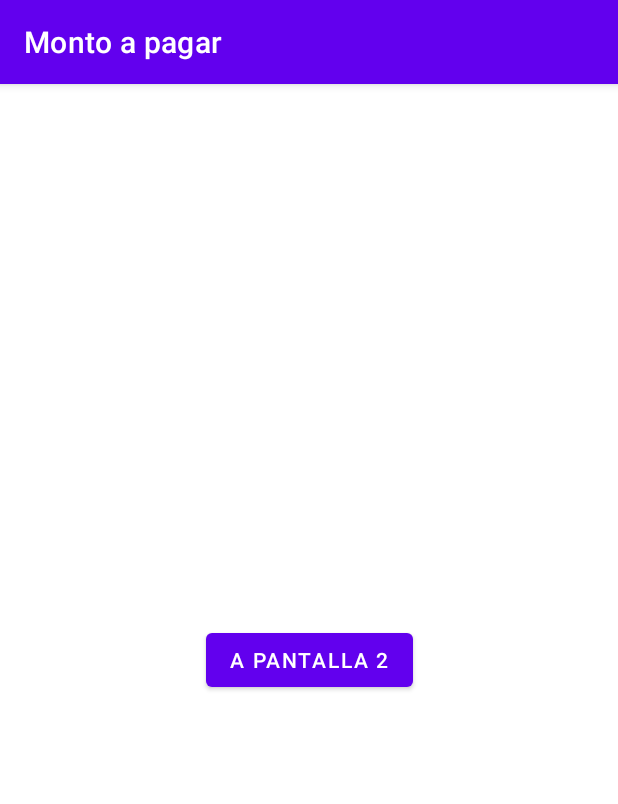
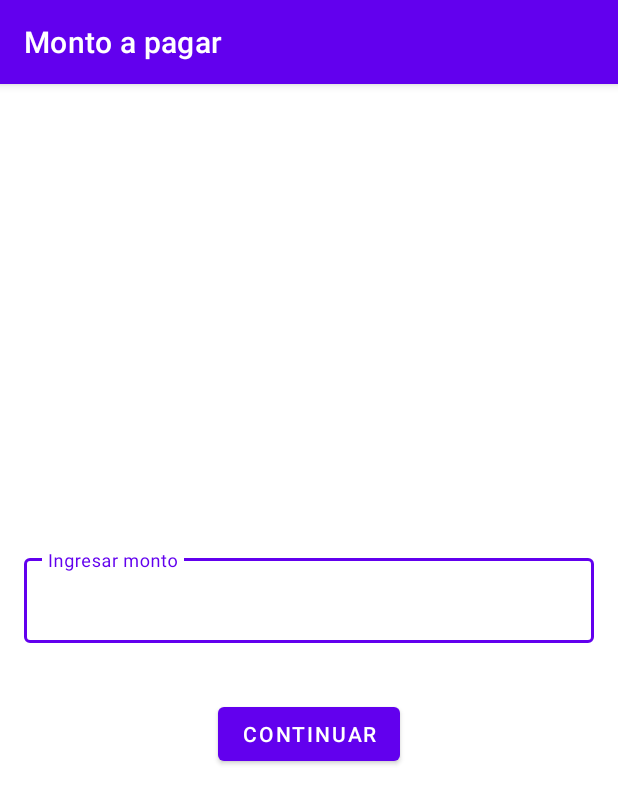
Before and after one commit to Stark27/PaymentApp, an Android app: the screen it shows after launch (PaymentActivity), on a phone screen of 412 x 824 dp. Shown: the top 804 px of the screen. Run offline under Robolectric (Android 15) with nearby library versions, the phone set to English and light mode, and no system bars; our stand-ins replace navigation-ui.

Commit message:
Added AmountEnterFragment design

```diff
--- a/app/build.gradle
+++ b/app/build.gradle
@@ -1,6 +1,7 @@
 plugins {
     id 'com.android.application'
     id 'kotlin-android'
+    id 'androidx.navigation.safeargs.kotlin'
 }
 
 android {
--- a/app/src/main/java/com/example/luismunoz/paymentapp/ui/fragment/PaymentSelectionFragment.kt
+++ b/app/src/main/java/com/example/luismunoz/paymentapp/ui/fragment/PaymentSelectionFragment.kt
@@ -6,6 +6,7 @@ import android.view.LayoutInflater
 import android.view.View
 import android.view.ViewGroup
 import androidx.navigation.fragment.findNavController
+import androidx.navigation.fragment.navArgs
 import com.example.luismunoz.paymentapp.R
 import com.example.luismunoz.paymentapp.databinding.FragmentPaymentSelectionBinding
 
@@ -13,6 +14,7 @@ class PaymentSelectionFragment : Fragment() {
 
     private var _binding: FragmentPaymentSelectionBinding? = null
     private val binding get() = _binding!!
+    private val args: PaymentSelectionFragmentArgs by navArgs()
 
     override fun onCreate(savedInstanceState: Bundle?) {
         super.onCreate(savedInstanceState)
@@ -30,6 +32,8 @@ class PaymentSelectionFragment : Fragment() {
     override fun onViewCreated(view: View, savedInstanceState: Bundle?) {
         super.onViewCreated(view, savedInstanceState)
 
+        val amount = args.amount
+
         binding.btn2.setOnClickListener {
             findNavController().navigate(R.id.action_paymentSelectionFragment_to_bankSelectionFragment)
         }
--- a/app/src/main/res/layout/fragment_amount_enter.xml
+++ b/app/src/main/res/layout/fragment_amount_enter.xml
@@ -6,13 +6,38 @@
     xmlns:app="http://schemas.android.com/apk/res-auto"
     tools:context=".ui.fragment.AmountEnterFragment">
 
+    <com.google.android.material.textfield.TextInputLayout
+        android:id="@+id/tilAmountEnterFragmentAmountContainer"
+        android:layout_width="match_parent"
+        android:layout_height="wrap_content"
+        android:hint="@string/text_hint_amount_enter"
+        android:layout_marginHorizontal="16dp"
+        app:errorEnabled="true"
+        style="@style/Widget.MaterialComponents.TextInputLayout.OutlinedBox"
+        app:layout_constraintVertical_chainStyle="packed"
+        app:layout_constraintStart_toStartOf="parent"
+        app:layout_constraintTop_toTopOf="parent"
+        app:layout_constraintEnd_toEndOf="parent"
+        app:layout_constraintBottom_toTopOf="@+id/btnAmountEnterFragmentGoToPaymentMethod">
+
+        <com.google.android.material.textfield.TextInputEditText
+            android:id="@+id/edAmountEnterFragmentValue"
+            android:layout_width="match_parent"
+            android:layout_height="wrap_content"
+            android:digits="0123456789"
+            android:inputType="number"
+            android:imeOptions="actionDone"/>
+
+    </com.google.android.material.textfield.TextInputLayout>
+
     <Button
-        android:id="@+id/btn1"
+        android:id="@+id/btnAmountEnterFragmentGoToPaymentMethod"
         android:layout_width="wrap_content"
         android:layout_height="wrap_content"
-        android:text="a pantalla 2"
+        android:text="@string/text_continue"
+        android:layout_marginTop="16dp"
         app:layout_constraintStart_toStartOf="parent"
-        app:layout_constraintTop_toTopOf="parent"
+        app:layout_constraintTop_toBottomOf="@+id/tilAmountEnterFragmentAmountContainer"
         app:layout_constraintEnd_toEndOf="parent"
         app:layout_constraintBottom_toBottomOf="parent"/>
 
--- a/app/src/main/res/navigation/payment_nav_graph.xml
+++ b/app/src/main/res/navigation/payment_nav_graph.xml
@@ -13,6 +13,9 @@
         <action
             android:id="@+id/action_paymentSelectionFragment_to_bankSelectionFragment"
             app:destination="@id/bankSelectionFragment" />
+        <argument
+            android:name="amount"
+            app:argType="integer" />
     </fragment>
     <fragment
         android:id="@+id/amountEnterFragment"
--- a/app/src/main/res/values/strings.xml
+++ b/app/src/main/res/values/strings.xml
@@ -1,3 +1,7 @@
 <resources>
     <string name="app_name">PaymentApp</string>
+    <string name="text_hint_amount_enter">Ingresar monto</string>
+    <string name="text_continue">Continuar</string>
+    <string name="text_add_amount_error">Debes ingresar un monto</string>
+    <string name="text_add_amount_different_to_zero">Debes ingresar un monto mayor a cero</string>
 </resources>
--- a/build.gradle
+++ b/build.gradle
@@ -9,6 +9,7 @@ buildscript {
     dependencies {
         classpath "com.android.tools.build:gradle:7.0.3"
         classpath "org.jetbrains.kotlin:kotlin-gradle-plugin:1.6.10"
+        classpath "androidx.navigation:navigation-safe-args-gradle-plugin:$nav_version"
 
         // NOTE: Do not place your application dependencies here; they belong
         // in the individual module build.gradle files
```
Also changed, not shown: app/src/main/java/com/example/luismunoz/paymentapp/ui/fragment/AmountEnterFragment.kt (+30 -2 lines).
